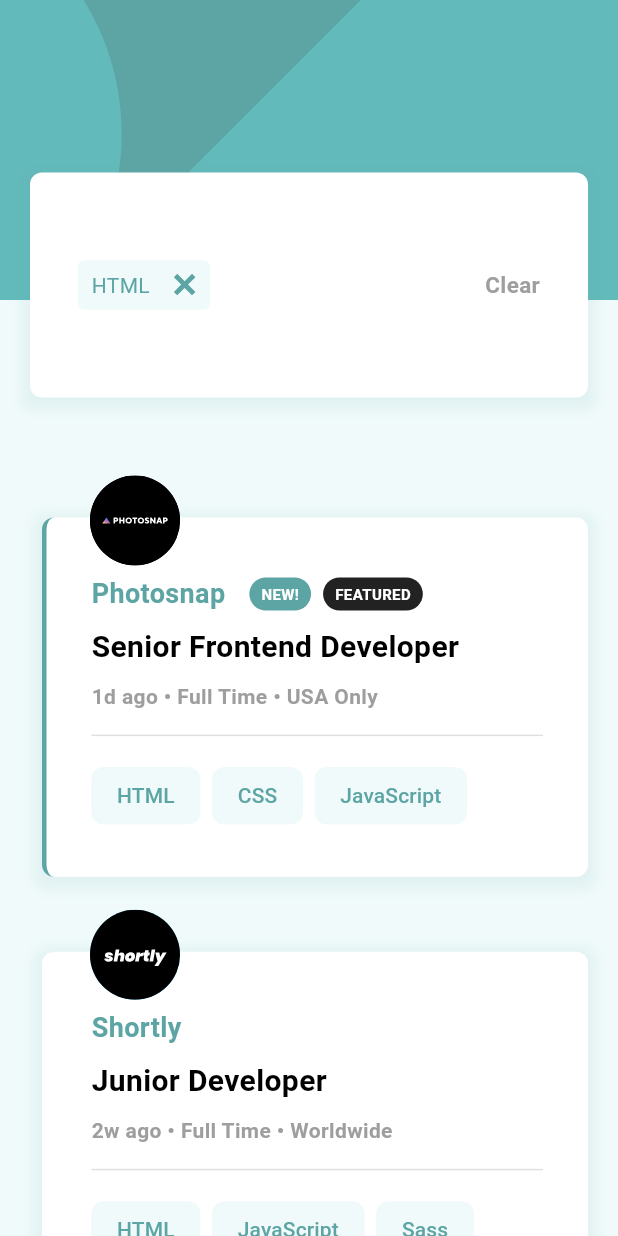
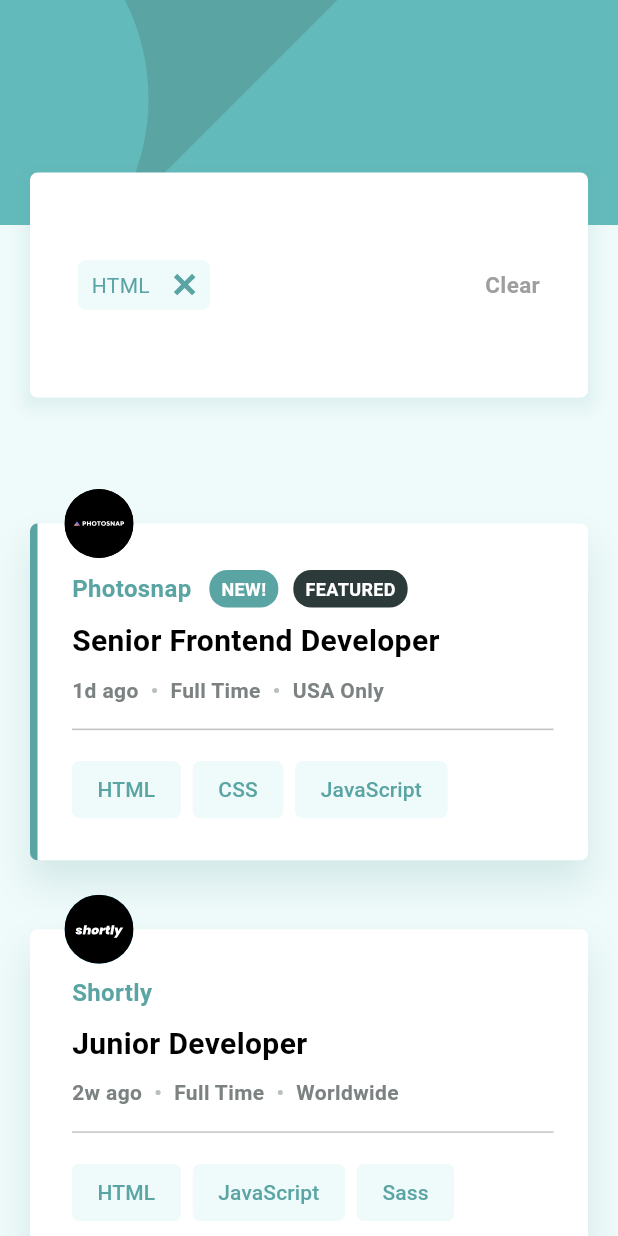
Before and after one commit to hammadalive7/job_listing, a Flutter app: the screen it shows after launch, after a tap on "HTML", on a phone screen of 412 x 824 dp. Run offline on Flutter 3.47's test engine with Material 3 defaults, Android fonts, the phone set to English and light mode, and no system bars; our stand-ins replace flutter_svg, google_fonts.

Commit message:
fixed design layout and theme

```diff
--- a/lib/constants/colors.dart
+++ b/lib/constants/colors.dart
@@ -1,4 +1,7 @@
 import 'dart:ui';
 
-const primaryColor = Color(0xff5ca5a4);
-const secondaryColor = Color(0xfff0fafa);
+const primaryColor = Color(0xFF5BA4A4);
+const secondaryColor = Color(0xFFEFFAFA);
+const featuredColor = Color(0xFF2C3A3A);
+const jobDetailColor = Color(0xFF7C8282);
+const blurColor = Color(0xFF61A39F);
--- a/lib/main.dart
+++ b/lib/main.dart
@@ -1,6 +1,7 @@
 import 'package:flutter/material.dart';
 import 'package:flutter_listing/constants/strings.dart';
 import 'package:flutter_listing/providers/job_provider.dart';
+import 'package:google_fonts/google_fonts.dart';
 import 'package:provider/provider.dart';
 import 'views/job_listing_screen/job_listing_screen.dart';
 
@@ -23,6 +24,7 @@ class MyApp extends StatelessWidget {
       title: appName,
       theme: ThemeData(
         primarySwatch: Colors.teal,
+        textTheme: GoogleFonts.leagueSpartanTextTheme(),
       ),
       home: const JobListingScreen(),
     );
--- a/lib/providers/job_provider.dart
+++ b/lib/providers/job_provider.dart
@@ -5,8 +5,8 @@ import 'package:flutter_listing/model/listing_model.dart';
 class JobProvider with ChangeNotifier {
   final List<Jobs> _jobs =
       data.map((jobData) => Jobs.fromJson(jobData)).toList();
+
   final List<String> _selectedFilters = [];
-  final Map<String, bool> hovering = {};
 
   List<Jobs> get jobs => _jobs;
 
--- a/lib/views/job_listing_screen/components/custom_filter_chip.dart
+++ b/lib/views/job_listing_screen/components/custom_filter_chip.dart
@@ -26,7 +26,7 @@ class CustomFilterChip extends StatelessWidget {
           decoration: BoxDecoration(
             color: secondaryColor,
             border: Border.all(color: secondaryColor),
-            borderRadius: BorderRadius.circular(4.0),
+            borderRadius: BorderRadius.circular(5.0),
           ),
           child: Row(
             mainAxisSize: MainAxisSize.min,
@@ -38,7 +38,7 @@ class CustomFilterChip extends StatelessWidget {
                 decoration: const BoxDecoration(
                   color: secondaryColor,
                   borderRadius: BorderRadius.horizontal(
-                    left: Radius.circular(4.0),
+                    left: Radius.circular(5.0),
                   ),
                 ),
                 child: Text(
@@ -59,7 +59,7 @@ class CustomFilterChip extends StatelessWidget {
                     decoration: BoxDecoration(
                       color: isHovering ? Colors.black : secondaryColor,
                       borderRadius: const BorderRadius.horizontal(
-                        right: Radius.circular(4.0),
+                        right: Radius.circular(5.0),
                       ),
                     ),
                     child: SvgPicture.asset(
--- a/lib/views/job_listing_screen/components/custom_header.dart
+++ b/lib/views/job_listing_screen/components/custom_header.dart
@@ -11,7 +11,7 @@ class CustomHeader extends StatelessWidget {
   Widget build(BuildContext context) {
     return Container(
       color: primaryColor,
-      height: isMobile ? 200.0 : 300.0,
+      height: 150.0,
       width: double.infinity,
       child: SvgPicture.asset(
         isMobile
--- a/lib/views/job_listing_screen/components/job_card.dart
+++ b/lib/views/job_listing_screen/components/job_card.dart
@@ -19,35 +19,40 @@ class JobCard extends StatelessWidget {
   Widget build(BuildContext context) {
     final bool isWideScreen = MediaQuery.sizeOf(context).width > 700;
 
-    return Stack(
+    return Padding(
+      padding: const EdgeInsets.only(top: 23.0),
+      child: Stack(
         children: [
           Padding(
-          padding: const EdgeInsets.only(top: 50, left: 8),
+            padding: const EdgeInsets.only(top: 23),
             child: Container(
               decoration: BoxDecoration(
                 boxShadow: [
                   BoxShadow(
-                  color: primaryColor.withOpacity(0.1),
-                  spreadRadius: 5,
-                  blurRadius: 7,
-                  offset: const Offset(0, 3), // changes position of shadow
+                    color: blurColor.withOpacity(0.2),
+                    spreadRadius: 0,
+                    blurRadius: 20,
+                    offset: const Offset(0, 15), // changes position of shadow
                   ),
                 ],
                 color: Colors.white,
-              borderRadius: BorderRadius.circular(8.0),
+                borderRadius: BorderRadius.circular(5.0),
                 border: Border(
                   left: BorderSide(
                     style: BorderStyle.solid,
                     color: job.isFeatured ? primaryColor : Colors.white,
-                  width: 3.0,
+                    width: 5.0,
                   ),
                 ),
               ),
-            child: Padding(
-              padding: const EdgeInsets.all(30.0),
               child: isWideScreen
-                  ? buildDesktopLayout(context)
-                  : buildMobileLayout(context),
+                  ? Padding(
+                    padding: const EdgeInsets.all(23.0),
+                    child: buildDesktopLayout(context),
+                  )
+                  : Padding(
+                    padding: const EdgeInsets.all(23.0),
+                    child: buildMobileLayout(context),
                   ),
             ),
           ),
@@ -56,14 +61,16 @@ class JobCard extends StatelessWidget {
               top: 0,
               left: 0,
               child: Padding(
-              padding: const EdgeInsets.only(top: 8, left: 40),
+                padding: const EdgeInsets.only(left: 23),
                 child: SizedBox(
-                width: 60.0,
+                  width: 46.0,
+                  height: 46.0,
                   child: SvgPicture.asset(job.logo),
                 ),
               ),
             ),
         ],
+      ),
     );
   }
 
@@ -95,7 +102,7 @@ class JobCard extends StatelessWidget {
       children: [
         JobCardText(job: job),
         SizedBox(height: MediaQuery.sizeOf(context).height * 0.01),
-        Divider(color: Colors.grey[300], thickness: 1.0),
+        const Divider(color: Color(0xFFC0C2C1), thickness: 1.0),
         SizedBox(height: MediaQuery.sizeOf(context).height * 0.01),
         JobCardChips(job: job, onAddFilter: onAddFilter),
       ],
--- a/lib/views/job_listing_screen/components/job_card_chips.dart
+++ b/lib/views/job_listing_screen/components/job_card_chips.dart
@@ -43,7 +43,7 @@ class _JobCardChipsState extends State<JobCardChips> {
             backgroundColor:
                 provider.isHovering(uniqueKey) ? primaryColor : secondaryColor,
             shape: RoundedRectangleBorder(
-              borderRadius: BorderRadius.circular(8.0),
+              borderRadius: BorderRadius.circular(5.0),
             ),
             side: const BorderSide(
               color: secondaryColor,
--- a/lib/views/job_listing_screen/components/job_card_text.dart
+++ b/lib/views/job_listing_screen/components/job_card_text.dart
@@ -19,31 +19,31 @@ class JobCardText extends StatelessWidget {
           crossAxisAlignment: CrossAxisAlignment.center,
           children: [
             Padding(
-              padding: const EdgeInsets.only(right: 8.0, top: 8.0),
+              padding: const EdgeInsets.only(right: 12.0, top: 8.0),
               child: Text(
                 job.company,
                 style: const TextStyle(
                   color: primaryColor,
-                  fontSize: 18.0,
+                  fontSize: 16.0,
                   fontWeight: FontWeight.bold,
                 ),
               ),
             ),
             if (job.isNew)
               Padding(
-                padding: const EdgeInsets.only(left: 8.0, top: 8.0),
+                padding: const EdgeInsets.only(top: 8.0, right: 10.0),
                 child: Container(
                   padding: const EdgeInsets.symmetric(
                       horizontal: 8.0, vertical: 4.0),
                   decoration: BoxDecoration(
                     color: primaryColor,
-                    borderRadius: BorderRadius.circular(20.0),
+                    borderRadius: BorderRadius.circular(12.0),
                   ),
                   child: const Text(
                     newJob,
                     style: TextStyle(
                       color: Colors.white,
-                      fontSize: 10.0,
+                      fontSize: 12.0,
                       fontWeight: FontWeight.bold,
                     ),
                   ),
@@ -51,19 +51,19 @@ class JobCardText extends StatelessWidget {
               ),
             if (job.isFeatured)
               Padding(
-                padding: const EdgeInsets.only(left: 8.0, top: 8.0),
+                padding: const EdgeInsets.only(top: 8.0, right: 10.0),
                 child: Container(
                   padding: const EdgeInsets.symmetric(
                       horizontal: 8.0, vertical: 4.0),
                   decoration: BoxDecoration(
-                    color: Colors.black87,
-                    borderRadius: BorderRadius.circular(20.0),
+                    color: featuredColor,
+                    borderRadius: BorderRadius.circular(12.0),
                   ),
                   child: const Text(
                     featuredJob,
                     style: TextStyle(
                       color: Colors.white,
-                      fontSize: 10.0,
+                      fontSize: 12.0,
                       fontWeight: FontWeight.bold,
                     ),
                   ),
@@ -90,15 +90,56 @@ class JobCardText extends StatelessWidget {
           );
         }),
         const SizedBox(height: 8.0),
+        Row(
+          children: [
             Text(
-          '${job.postedAt} • ${job.contract} • ${job.location}',
+              job.postedAt,
               style: const TextStyle(
-            color: Colors.grey,
+                color: jobDetailColor,
+                fontSize: 14.0,
+                fontWeight: FontWeight.bold,
+              ),
+            ),
+            const SizedBox(width: 8.0), // Spacing before the dot
+
+            const Text(
+              '•',
+              style: TextStyle(
+                color: Color(0xFFB9BFBF),
+                fontSize: 14.0,
+                fontWeight: FontWeight.bold,
+              ),
+            ),
+            const SizedBox(width: 8.0), // Spacing after the dot
+            Text(
+              job.contract,
+              style: const TextStyle(
+                color: jobDetailColor,
+                fontSize: 14.0,
+                fontWeight: FontWeight.bold,
+              ),
+            ),
+            const SizedBox(width: 8.0), // Spacing before the dot
+            const Text(
+              '•',
+              style: TextStyle(
+                color: Color(0xFFB9BFBF),
+                fontSize: 14.0,
+                fontWeight: FontWeight.bold,
+              ),
+            ),
+            const SizedBox(width: 8.0), // Spacing after the dot
+            Text(
+              job.location,
+              style: const TextStyle(
+                color: jobDetailColor,
                 fontSize: 14.0,
                 fontWeight: FontWeight.bold,
               ),
             ),
           ],
+        )
+      ],
     );
   }
 }
--- a/lib/views/job_listing_screen/components/job_filter.dart
+++ b/lib/views/job_listing_screen/components/job_filter.dart
@@ -36,7 +36,7 @@ class FilterSection extends StatelessWidget {
           padding: const EdgeInsets.all(16),
           decoration: BoxDecoration(
             color: Colors.white,
-            borderRadius: BorderRadius.circular(8),
+            borderRadius: BorderRadius.circular(5.0),
             boxShadow: [
               BoxShadow(
                 color: primaryColor.withOpacity(0.1),
--- a/lib/views/job_listing_screen/job_listing_screen.dart
+++ b/lib/views/job_listing_screen/job_listing_screen.dart
@@ -12,9 +12,9 @@ class JobListingScreen extends StatelessWidget {
   @override
   Widget build(BuildContext context) {
     final jobProvider = Provider.of<JobProvider>(context);
-    final bool isMobile = MediaQuery.of(context).size.width < 600;
+    final bool isMobile = MediaQuery.sizeOf(context).width < 600;
     final double horizontalPadding =
-        MediaQuery.of(context).size.width > 1200 ? 140.0 : 20.0;
+        MediaQuery.sizeOf(context).width > 1200 ? 140.0 : 20.0;
 
     return Scaffold(
       backgroundColor: secondaryColor,
@@ -36,7 +36,7 @@ class JobListingScreen extends StatelessWidget {
             ),
             Padding(
               padding: EdgeInsets.symmetric(
-                  horizontal: horizontalPadding, vertical: 15.0),
+                  horizontal: horizontalPadding, vertical: 23.0),
               child: Column(
                 children: jobProvider.filteredJobs
                     .map((job) => JobCard(
--- a/pubspec.yaml
+++ b/pubspec.yaml
@@ -15,6 +15,7 @@ dependencies:
   cupertino_icons: ^1.0.6
   flutter_svg: ^2.0.10+1
   provider: ^6.1.2
+  google_fonts: ^6.2.1
 
 dev_dependencies:
   flutter_test:
```
Also changed, not shown: pubspec.lock, 3 other files. Lines whose indentation alone changed are shown as unchanged.
